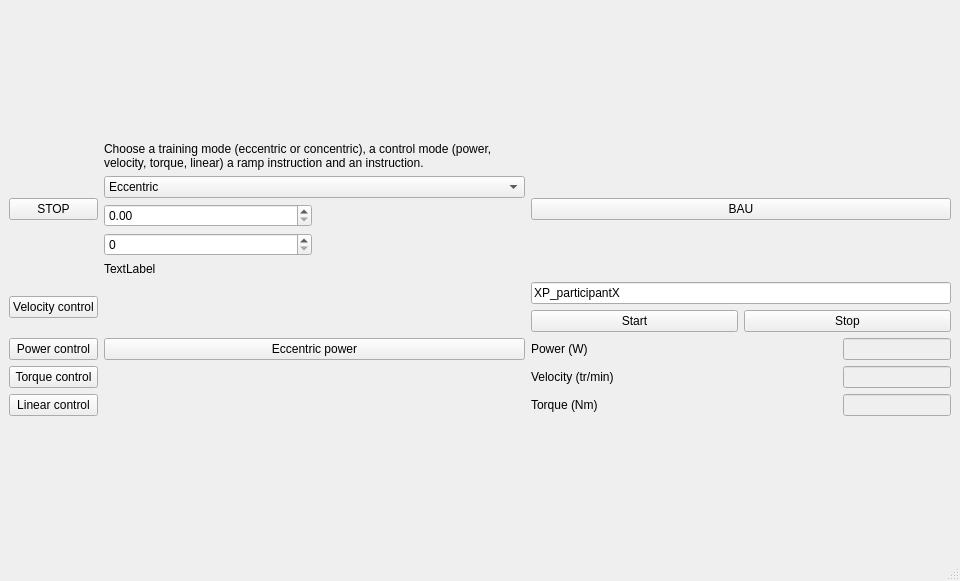
First picture: the form in ergocycle_gui.ui, repository s2mLab/ControlOdrive, before the edit.
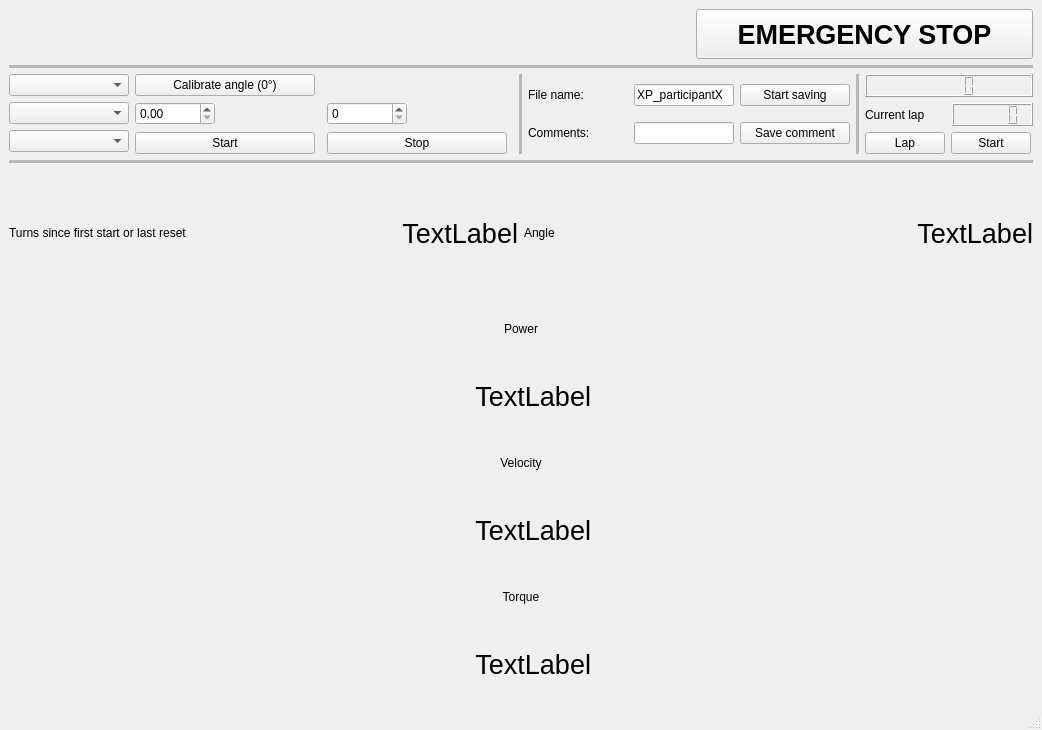
Second picture: the form after the edit.

Patch:
```diff
--- a/ergocycle_gui.ui
+++ b/ergocycle_gui.ui
@@ -6,8 +6,8 @@
    <rect>
     <x>0</x>
     <y>0</y>
-    <width>960</width>
-    <height>581</height>
+    <width>1040</width>
+    <height>730</height>
    </rect>
   </property>
   <property name="minimumSize">
@@ -27,263 +27,795 @@
   </property>
   <widget class="QWidget" name="centralwidget">
    <layout class="QGridLayout" name="gridLayout_2">
+    <item row="4" column="0">
+     <layout class="QVBoxLayout" name="velocity_verticalLayout">
+      <item>
+       <widget class="QLabel" name="velocity_label">
+        <property name="minimumSize">
+         <size>
+          <width>0</width>
+          <height>0</height>
+         </size>
+        </property>
+        <property name="maximumSize">
+         <size>
+          <width>16777215</width>
+          <height>16777215</height>
+         </size>
+        </property>
+        <property name="text">
+         <string>Velocity</string>
+        </property>
+        <property name="alignment">
+         <set>Qt::AlignCenter</set>
+        </property>
+       </widget>
+      </item>
+      <item>
+       <layout class="QHBoxLayout" name="velocity_horizontalLayout">
+        <item>
+         <widget class="QLabel" name="velocity_display">
+          <property name="minimumSize">
+           <size>
+            <width>140</width>
+            <height>70</height>
+           </size>
+          </property>
+          <property name="maximumSize">
+           <size>
+            <width>140</width>
+            <height>70</height>
+           </size>
+          </property>
+          <property name="font">
+           <font>
+            <pointsize>20</pointsize>
+           </font>
+          </property>
+          <property name="text">
+           <string>TextLabel</string>
+          </property>
+          <property name="alignment">
+           <set>Qt::AlignRight|Qt::AlignTrailing|Qt::AlignVCenter</set>
+          </property>
+         </widget>
+        </item>
+       </layout>
+      </item>
+     </layout>
+    </item>
+    <item row="3" column="0">
+     <layout class="QVBoxLayout" name="power_verticalLayout">
+      <item>
+       <widget class="QLabel" name="power_label">
+        <property name="minimumSize">
+         <size>
+          <width>0</width>
+          <height>0</height>
+         </size>
+        </property>
+        <property name="maximumSize">
+         <size>
+          <width>16777215</width>
+          <height>16777215</height>
+         </size>
+        </property>
+        <property name="sizeIncrement">
+         <size>
+          <width>0</width>
+          <height>0</height>
+         </size>
+        </property>
+        <property name="text">
+         <string>Power</string>
+        </property>
+        <property name="scaledContents">
+         <bool>false</bool>
+        </property>
+        <property name="alignment">
+         <set>Qt::AlignCenter</set>
+        </property>
+        <property name="wordWrap">
+         <bool>false</bool>
+        </property>
+       </widget>
+      </item>
+      <item>
+       <layout class="QHBoxLayout" name="power_horizontalLayout">
+        <item>
+         <widget class="QLabel" name="power_display">
+          <property name="minimumSize">
+           <size>
+            <width>140</width>
+            <height>70</height>
+           </size>
+          </property>
+          <property name="maximumSize">
+           <size>
+            <width>140</width>
+            <height>70</height>
+           </size>
+          </property>
+          <property name="font">
+           <font>
+            <pointsize>20</pointsize>
+           </font>
+          </property>
+          <property name="text">
+           <string>TextLabel</string>
+          </property>
+          <property name="alignment">
+           <set>Qt::AlignRight|Qt::AlignTrailing|Qt::AlignVCenter</set>
+          </property>
+         </widget>
+        </item>
+       </layout>
+      </item>
+     </layout>
+    </item>
     <item row="0" column="0">
-     <layout class="QGridLayout" name="gridLayout">
-      <item row="3" column="0">
-       <widget class="QPushButton" name="power_pushButton">
-        <property name="text">
-         <string>Power control</string>
-        </property>
-       </widget>
+     <layout class="QVBoxLayout" name="command_verticalLayout">
+      <item>
+       <layout class="QHBoxLayout" name="header_horizontalLayout">
+        <item>
+         <widget class="QLabel" name="date_label">
+          <property name="text">
+           <string/>
+          </property>
+         </widget>
+        </item>
+        <item>
+         <widget class="QLabel" name="errors_label">
+          <property name="minimumSize">
+           <size>
+            <width>284</width>
+            <height>0</height>
+           </size>
+          </property>
+          <property name="maximumSize">
+           <size>
+            <width>16777215</width>
+            <height>50</height>
+           </size>
+          </property>
+          <property name="text">
+           <string/>
+          </property>
+          <property name="wordWrap">
+           <bool>true</bool>
+          </property>
+         </widget>
+        </item>
+        <item>
+         <widget class="QPushButton" name="emergency_pushButton">
+          <property name="minimumSize">
+           <size>
+            <width>0</width>
+            <height>50</height>
+           </size>
+          </property>
+          <property name="maximumSize">
+           <size>
+            <width>360</width>
+            <height>16777215</height>
+           </size>
+          </property>
+          <property name="font">
+           <font>
+            <pointsize>20</pointsize>
+            <weight>75</weight>
+            <bold>true</bold>
+           </font>
+          </property>
+          <property name="autoFillBackground">
+           <bool>false</bool>
+          </property>
+          <property name="text">
+           <string>EMERGENCY STOP</string>
+          </property>
+         </widget>
+        </item>
+       </layout>
       </item>
-      <item row="5" column="0">
-       <widget class="QPushButton" name="linear_pushButton">
-        <property name="text">
-         <string>Linear control</string>
+      <item>
+       <widget class="Line" name="line_4">
+        <property name="lineWidth">
+         <number>0</number>
         </property>
-       </widget>
-      </item>
-      <item row="1" column="2">
-       <spacer name="horizontalSpacer">
+        <property name="midLineWidth">
+         <number>20</number>
+        </property>
         <property name="orientation">
          <enum>Qt::Horizontal</enum>
         </property>
-        <property name="sizeHint" stdset="0">
-         <size>
-          <width>40</width>
-          <height>20</height>
-         </size>
-        </property>
-       </spacer>
-      </item>
-      <item row="0" column="4">
-       <widget class="QPushButton" name="BAU_pushButton">
-        <property name="text">
-         <string>BAU</string>
-        </property>
        </widget>
       </item>
-      <item row="5" column="4">
-       <layout class="QHBoxLayout" name="torque_horizontalLayout">
+      <item>
+       <layout class="QHBoxLayout" name="command_horizontalLayout">
         <item>
-         <widget class="QLabel" name="torque_label">
-          <property name="text">
-           <string>Torque (Nm)</string>
-          </property>
-         </widget>
+         <layout class="QVBoxLayout" name="modes_verticalLayout">
+          <item>
+           <widget class="QComboBox" name="training_comboBox">
+            <property name="enabled">
+             <bool>true</bool>
+            </property>
+            <property name="minimumSize">
+             <size>
+              <width>120</width>
+              <height>0</height>
+             </size>
+            </property>
+            <property name="maximumSize">
+             <size>
+              <width>120</width>
+              <height>16777215</height>
+             </size>
+            </property>
+           </widget>
+          </item>
+          <item>
+           <widget class="QComboBox" name="control_comboBox">
+            <property name="minimumSize">
+             <size>
+              <width>120</width>
+              <height>0</height>
+             </size>
+            </property>
+            <property name="maximumSize">
+             <size>
+              <width>120</width>
+              <height>16777215</height>
+             </size>
+            </property>
+           </widget>
+          </item>
+          <item>
+           <widget class="QComboBox" name="direction_comboBox">
+            <property name="minimumSize">
+             <size>
+              <width>120</width>
+              <height>0</height>
+             </size>
+            </property>
+            <property name="maximumSize">
+             <size>
+              <width>120</width>
+              <height>16777215</height>
+             </size>
+            </property>
+           </widget>
+          </item>
+         </layout>
         </item>
         <item>
-         <widget class="QLineEdit" name="torque_lineEdit">
-          <property name="enabled">
-           <bool>false</bool>
-          </property>
-          <property name="sizePolicy">
-           <sizepolicy hsizetype="Fixed" vsizetype="Fixed">
-            <horstretch>0</horstretch>
-            <verstretch>0</verstretch>
-           </sizepolicy>
-          </property>
-          <property name="text">
-           <string/>
-          </property>
-         </widget>
-        </item>
-       </layout>
-      </item>
-      <item row="1" column="4">
-       <layout class="QVBoxLayout" name="save_verticalLayout">
-        <item>
-         <widget class="QLineEdit" name="save_lineEdit">
-          <property name="text">
-           <string>XP_participantX</string>
-          </property>
-         </widget>
-        </item>
-        <item>
-         <layout class="QHBoxLayout" name="save_horizontalLayout">
-          <item>
-           <widget class="QPushButton" name="save_start_pushButton">
+         <layout class="QGridLayout" name="instructions_gridLayout">
+          <item row="1" column="2">
+           <layout class="QHBoxLayout" name="acceleration_horizontalLayout">
+            <item>
+             <widget class="QSpinBox" name="acceleration_spinBox">
+              <property name="minimumSize">
+               <size>
+                <width>80</width>
+                <height>0</height>
+               </size>
+              </property>
+              <property name="maximumSize">
+               <size>
+                <width>80</width>
+                <height>16777215</height>
+               </size>
+              </property>
+             </widget>
+            </item>
+            <item>
+             <widget class="QLabel" name="acceleration_units_label">
+              <property name="minimumSize">
+               <size>
+                <width>100</width>
+                <height>0</height>
+               </size>
+              </property>
+              <property name="maximumSize">
+               <size>
+                <width>100</width>
+                <height>16777215</height>
+               </size>
+              </property>
+              <property name="text">
+               <string/>
+              </property>
+             </widget>
+            </item>
+           </layout>
+          </item>
+          <item row="0" column="0">
+           <widget class="QPushButton" name="angle_reset_pushButton">
+            <property name="minimumSize">
+             <size>
+              <width>180</width>
+              <height>0</height>
+             </size>
+            </property>
+            <property name="maximumSize">
+             <size>
+              <width>180</width>
+              <height>16777215</height>
+             </size>
+            </property>
             <property name="text">
-             <string>Start</string>
+             <string>Calibrate angle (0°)</string>
             </property>
            </widget>
           </item>
-          <item>
-           <widget class="QPushButton" name="save_stop_pushButton">
+          <item row="1" column="0">
+           <layout class="QHBoxLayout" name="instruction_horizontalLayout">
+            <item>
+             <widget class="QDoubleSpinBox" name="instruction_spinBox">
+              <property name="minimumSize">
+               <size>
+                <width>80</width>
+                <height>0</height>
+               </size>
+              </property>
+              <property name="maximumSize">
+               <size>
+                <width>80</width>
+                <height>16777215</height>
+               </size>
+              </property>
+             </widget>
+            </item>
+            <item>
+             <widget class="QLabel" name="units_label">
+              <property name="minimumSize">
+               <size>
+                <width>100</width>
+                <height>0</height>
+               </size>
+              </property>
+              <property name="maximumSize">
+               <size>
+                <width>100</width>
+                <height>16777215</height>
+               </size>
+              </property>
+              <property name="text">
+               <string/>
+              </property>
+             </widget>
+            </item>
+           </layout>
+          </item>
+          <item row="2" column="2">
+           <widget class="QPushButton" name="stop_pushButton">
+            <property name="minimumSize">
+             <size>
+              <width>180</width>
+              <height>0</height>
+             </size>
+            </property>
+            <property name="maximumSize">
+             <size>
+              <width>180</width>
+              <height>16777215</height>
+             </size>
+            </property>
             <property name="text">
              <string>Stop</string>
             </property>
            </widget>
           </item>
+          <item row="2" column="0">
+           <widget class="QPushButton" name="start_update_pushButton">
+            <property name="minimumSize">
+             <size>
+              <width>180</width>
+              <height>0</height>
+             </size>
+            </property>
+            <property name="maximumSize">
+             <size>
+              <width>180</width>
+              <height>16777215</height>
+             </size>
+            </property>
+            <property name="text">
+             <string>Start</string>
+            </property>
+           </widget>
+          </item>
+         </layout>
+        </item>
+        <item>
+         <widget class="Line" name="line_2">
+          <property name="lineWidth">
+           <number>0</number>
+          </property>
+          <property name="midLineWidth">
+           <number>20</number>
+          </property>
+          <property name="orientation">
+           <enum>Qt::Vertical</enum>
+          </property>
+         </widget>
+        </item>
+        <item>
+         <layout class="QVBoxLayout" name="save_verticalLayout">
+          <item>
+           <layout class="QHBoxLayout" name="save_horizontalLayout">
+            <item>
+             <widget class="QLabel" name="save_label">
+              <property name="minimumSize">
+               <size>
+                <width>100</width>
+                <height>0</height>
+               </size>
+              </property>
+              <property name="maximumSize">
+               <size>
+                <width>100</width>
+                <height>16777215</height>
+               </size>
+              </property>
+              <property name="text">
+               <string>File name:</string>
+              </property>
+             </widget>
+            </item>
+            <item>
+             <widget class="QLineEdit" name="save_lineEdit">
+              <property name="minimumSize">
+               <size>
+                <width>100</width>
+                <height>0</height>
+               </size>
+              </property>
+              <property name="maximumSize">
+               <size>
+                <width>200</width>
+                <height>16777215</height>
+               </size>
+              </property>
+              <property name="text">
+               <string>XP_participantX</string>
+              </property>
+             </widget>
+            </item>
+            <item>
+             <widget class="QPushButton" name="save_st_pushButton">
+              <property name="minimumSize">
+               <size>
+                <width>110</width>
+                <height>0</height>
+               </size>
+              </property>
+              <property name="maximumSize">
+               <size>
+                <width>110</width>
+                <height>16777215</height>
+               </size>
+              </property>
+              <property name="text">
+               <string>Start saving</string>
+              </property>
+             </widget>
+            </item>
+           </layout>
+          </item>
+          <item>
+           <layout class="QHBoxLayout" name="comments_horizontalLayout">
+            <item>
+             <widget class="QLabel" name="comments_label">
+              <property name="minimumSize">
+               <size>
+                <width>100</width>
+                <height>0</height>
+               </size>
+              </property>
+              <property name="maximumSize">
+               <size>
+                <width>100</width>
+                <height>16777215</height>
+               </size>
+              </property>
+              <property name="text">
+               <string>Comments:</string>
+              </property>
+             </widget>
+            </item>
+            <item>
+             <widget class="QLineEdit" name="comments_lineEdit">
+              <property name="minimumSize">
+               <size>
+                <width>100</width>
+                <height>0</height>
+               </size>
+              </property>
+              <property name="maximumSize">
+               <size>
+                <width>200</width>
+                <height>16777215</height>
+               </size>
+              </property>
+             </widget>
+            </item>
+            <item>
+             <widget class="QPushButton" name="comments_save_pushButton">
+              <property name="minimumSize">
+               <size>
+                <width>110</width>
+                <height>0</height>
+               </size>
+              </property>
+              <property name="maximumSize">
+               <size>
+                <width>110</width>
+                <height>16777215</height>
+               </size>
+              </property>
+              <property name="text">
+               <string>Save comment</string>
+              </property>
+             </widget>
+            </item>
+           </layout>
+          </item>
+         </layout>
+        </item>
+        <item>
+         <widget class="Line" name="line_3">
+          <property name="lineWidth">
+           <number>0</number>
+          </property>
+          <property name="midLineWidth">
+           <number>20</number>
+          </property>
+          <property name="orientation">
+           <enum>Qt::Vertical</enum>
+          </property>
+         </widget>
+        </item>
+        <item>
+         <layout class="QVBoxLayout" name="stopwatch_verticalLayout">
+          <item>
+           <widget class="QLCDNumber" name="stopwatch_lcdNumber">
+            <property name="minimumSize">
+             <size>
+              <width>168</width>
+              <height>0</height>
+             </size>
+            </property>
+            <property name="maximumSize">
+             <size>
+              <width>168</width>
+              <height>16777215</height>
+             </size>
+            </property>
+           </widget>
+          </item>
+          <item>
+           <layout class="QHBoxLayout" name="lap_horizontalLayout">
+            <item>
+             <widget class="QLabel" name="lap_label">
+              <property name="minimumSize">
+               <size>
+                <width>80</width>
+                <height>0</height>
+               </size>
+              </property>
+              <property name="text">
+               <string>Current lap</string>
+              </property>
+             </widget>
+            </item>
+            <item>
+             <widget class="QLCDNumber" name="lap_lcdNumber">
+              <property name="minimumSize">
+               <size>
+                <width>80</width>
+                <height>0</height>
+               </size>
+              </property>
+             </widget>
+            </item>
+           </layout>
+          </item>
+          <item>
+           <layout class="QHBoxLayout" name="stopwatch_horizontalLayout">
+            <item>
+             <widget class="QPushButton" name="stopwatch_lap_reset_pushButton">
+              <property name="minimumSize">
+               <size>
+                <width>80</width>
+                <height>0</height>
+               </size>
+              </property>
+              <property name="maximumSize">
+               <size>
+                <width>80</width>
+                <height>16777215</height>
+               </size>
+              </property>
+              <property name="text">
+               <string>Lap</string>
+              </property>
+             </widget>
+            </item>
+            <item>
+             <widget class="QPushButton" name="stopwatch_start_stop_pushButton">
+              <property name="minimumSize">
+               <size>
+                <width>80</width>
+                <height>0</height>
+               </size>
+              </property>
+              <property name="maximumSize">
+               <size>
+                <width>80</width>
+                <height>16777215</height>
+               </size>
+              </property>
+              <property name="text">
+               <string>Start</string>
+              </property>
+             </widget>
+            </item>
+           </layout>
+          </item>
          </layout>
         </item>
        </layout>
       </item>
-      <item row="0" column="2">
-       <layout class="QVBoxLayout" name="instructions_verticalLayout">
+     </layout>
+    </item>
+    <item row="6" column="0">
+     <layout class="QVBoxLayout" name="torque_verticalLayout">
+      <item>
+       <widget class="QLabel" name="torque_label">
+        <property name="minimumSize">
+         <size>
+          <width>0</width>
+          <height>0</height>
+         </size>
+        </property>
+        <property name="maximumSize">
+         <size>
+          <width>16777215</width>
+          <height>16777215</height>
+         </size>
+        </property>
+        <property name="text">
+         <string>Torque</string>
+        </property>
+        <property name="alignment">
+         <set>Qt::AlignCenter</set>
+        </property>
+       </widget>
+      </item>
+      <item>
+       <layout class="QHBoxLayout" name="torque_horizontalLayout">
         <item>
-         <widget class="QLabel" name="control_label">
-          <property name="sizePolicy">
-           <sizepolicy hsizetype="Preferred" vsizetype="Minimum">
-            <horstretch>0</horstretch>
-            <verstretch>0</verstretch>
-           </sizepolicy>
+         <widget class="QLabel" name="torque_display">
+          <property name="minimumSize">
+           <size>
+            <width>140</width>
+            <height>70</height>
+           </size>
           </property>
-          <property name="styleSheet">
-           <string notr="true">font: 20pt &quot;Ubuntu&quot;;</string>
+          <property name="maximumSize">
+           <size>
+            <width>140</width>
+            <height>70</height>
+           </size>
           </property>
-          <property name="text">
-           <string>&lt;html&gt;&lt;head/&gt;&lt;body&gt;&lt;p&gt;Choose a training mode (eccentric or concentric), a control mode (power, velocity, torque, linear) a ramp instruction and an instruction.&lt;/p&gt;&lt;/body&gt;&lt;/html&gt;</string>
+          <property name="font">
+           <font>
+            <pointsize>20</pointsize>
+           </font>
           </property>
-          <property name="scaledContents">
-           <bool>false</bool>
-          </property>
-          <property name="wordWrap">
-           <bool>true</bool>
-          </property>
-         </widget>
-        </item>
-        <item>
-         <widget class="QComboBox" name="training_comboBox">
-          <property name="enabled">
-           <bool>true</bool>
-          </property>
-          <item>
-           <property name="text">
-            <string>Eccentric</string>
-           </property>
-          </item>
-          <item>
-           <property name="text">
-            <string>Concentric</string>
-           </property>
-          </item>
-         </widget>
-        </item>
-        <item>
-         <layout class="QHBoxLayout" name="instructions_horizontalLayout_2">
-          <item>
-           <widget class="QDoubleSpinBox" name="instruction_spinBox"/>
-          </item>
-          <item>
-           <widget class="QLabel" name="units_label">
-            <property name="text">
-             <string/>
-            </property>
-           </widget>
-          </item>
-         </layout>
-        </item>
-        <item>
-         <layout class="QHBoxLayout" name="acceleration_horizontalLayout">
-          <item>
-           <widget class="QSpinBox" name="acceleration_spinBox"/>
-          </item>
-          <item>
-           <widget class="QLabel" name="acceleration_units_label">
-            <property name="text">
-             <string/>
-            </property>
-           </widget>
-          </item>
-         </layout>
-        </item>
-        <item>
-         <widget class="QLabel" name="errors_label">
           <property name="text">
            <string>TextLabel</string>
           </property>
-          <property name="wordWrap">
-           <bool>true</bool>
+          <property name="alignment">
+           <set>Qt::AlignRight|Qt::AlignTrailing|Qt::AlignVCenter</set>
           </property>
          </widget>
         </item>
        </layout>
       </item>
-      <item row="0" column="0">
-       <widget class="QPushButton" name="STOP_pushButton">
+     </layout>
+    </item>
+    <item row="2" column="0">
+     <layout class="QHBoxLayout" name="turns_horizontalLayout">
+      <item>
+       <widget class="QLabel" name="turns_label">
+        <property name="enabled">
+         <bool>true</bool>
+        </property>
+        <property name="minimumSize">
+         <size>
+          <width>140</width>
+          <height>25</height>
+         </size>
+        </property>
+        <property name="maximumSize">
+         <size>
+          <width>300</width>
+          <height>25</height>
+         </size>
+        </property>
         <property name="text">
-         <string>STOP</string>
+         <string>Turns since first start or last reset</string>
         </property>
        </widget>
       </item>
-      <item row="4" column="4">
-       <layout class="QHBoxLayout" name="velocity_horizontalLayout">
-        <item>
-         <widget class="QLabel" name="velocity_label">
-          <property name="text">
-           <string>Velocity (tr/min)</string>
-          </property>
-         </widget>
-        </item>
-        <item>
-         <widget class="QLineEdit" name="velocity_lineEdit">
-          <property name="enabled">
-           <bool>false</bool>
-          </property>
-          <property name="sizePolicy">
-           <sizepolicy hsizetype="Fixed" vsizetype="Fixed">
-            <horstretch>0</horstretch>
-            <verstretch>0</verstretch>
-           </sizepolicy>
-          </property>
-          <property name="text">
-           <string/>
-          </property>
-         </widget>
-        </item>
-       </layout>
-      </item>
-      <item row="3" column="4">
-       <layout class="QHBoxLayout" name="power_horizontalLayout">
-        <item>
-         <widget class="QLabel" name="power_label">
-          <property name="text">
-           <string>Power (W)</string>
-          </property>
-         </widget>
-        </item>
-        <item>
-         <widget class="QLineEdit" name="power_lineEdit">
-          <property name="enabled">
-           <bool>false</bool>
-          </property>
-          <property name="sizePolicy">
-           <sizepolicy hsizetype="Fixed" vsizetype="Fixed">
-            <horstretch>0</horstretch>
-            <verstretch>0</verstretch>
-           </sizepolicy>
-          </property>
-          <property name="text">
-           <string/>
-          </property>
-         </widget>
-        </item>
-       </layout>
-      </item>
-      <item row="1" column="0">
-       <widget class="QPushButton" name="velocity_pushButton">
+      <item>
+       <widget class="QLabel" name="turns_display">
+        <property name="font">
+         <font>
+          <pointsize>20</pointsize>
+         </font>
+        </property>
         <property name="text">
-         <string>Velocity control</string>
+         <string>TextLabel</string>
         </property>
+        <property name="alignment">
+         <set>Qt::AlignRight|Qt::AlignTrailing|Qt::AlignVCenter</set>
+        </property>
        </widget>
       </item>
-      <item row="4" column="0">
-       <widget class="QPushButton" name="torque_pushButton">
+      <item>
+       <widget class="QLabel" name="angle_label">
+        <property name="minimumSize">
+         <size>
+          <width>140</width>
+          <height>25</height>
+         </size>
+        </property>
+        <property name="maximumSize">
+         <size>
+          <width>300</width>
+          <height>25</height>
+         </size>
+        </property>
         <property name="text">
-         <string>Torque control</string>
+         <string>Angle</string>
         </property>
        </widget>
       </item>
-      <item row="3" column="2">
-       <widget class="QPushButton" name="eccentric_power_pushButton">
+      <item>
+       <widget class="QLabel" name="angle_display">
+        <property name="font">
+         <font>
+          <pointsize>20</pointsize>
+         </font>
+        </property>
         <property name="text">
-         <string>Eccentric power</string>
+         <string>TextLabel</string>
         </property>
+        <property name="alignment">
+         <set>Qt::AlignRight|Qt::AlignTrailing|Qt::AlignVCenter</set>
+        </property>
        </widget>
       </item>
      </layout>
     </item>
+    <item row="1" column="0">
+     <widget class="Line" name="line">
+      <property name="frameShadow">
+       <enum>QFrame::Sunken</enum>
+      </property>
+      <property name="lineWidth">
+       <number>0</number>
+      </property>
+      <property name="midLineWidth">
+       <number>20</number>
+      </property>
+      <property name="orientation">
+       <enum>Qt::Horizontal</enum>
+      </property>
+     </widget>
+    </item>
    </layout>
   </widget>
   <widget class="QMenuBar" name="menubar">
```
Left out of the diff: 4 changed lines with no effect on the pictures.
